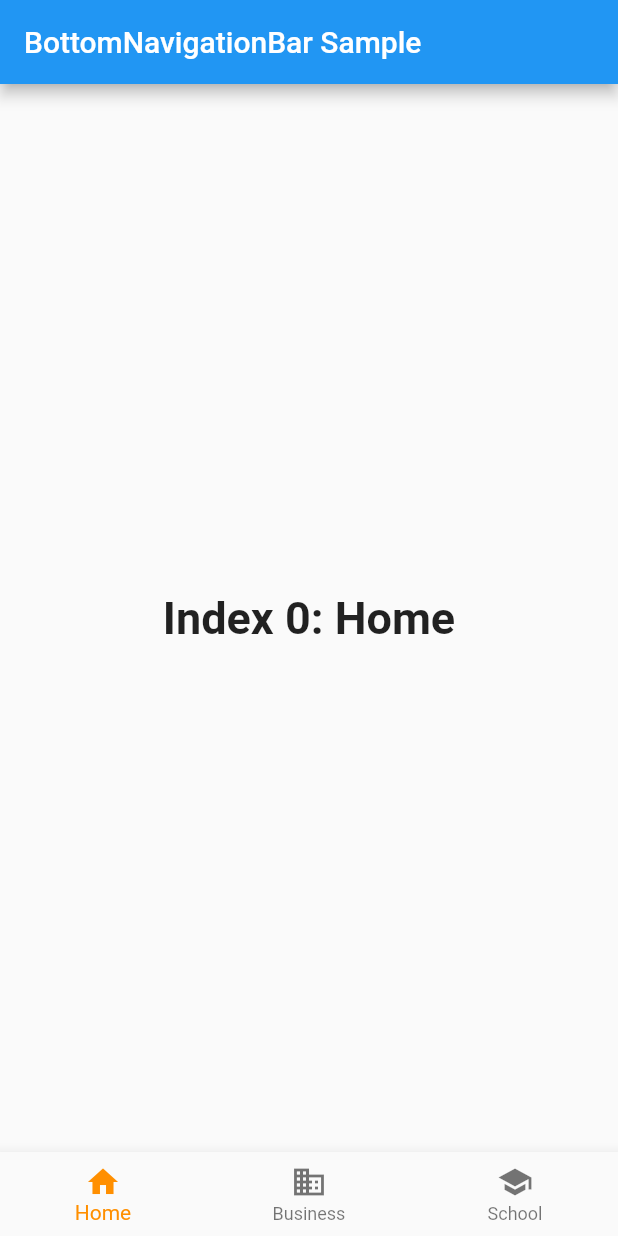
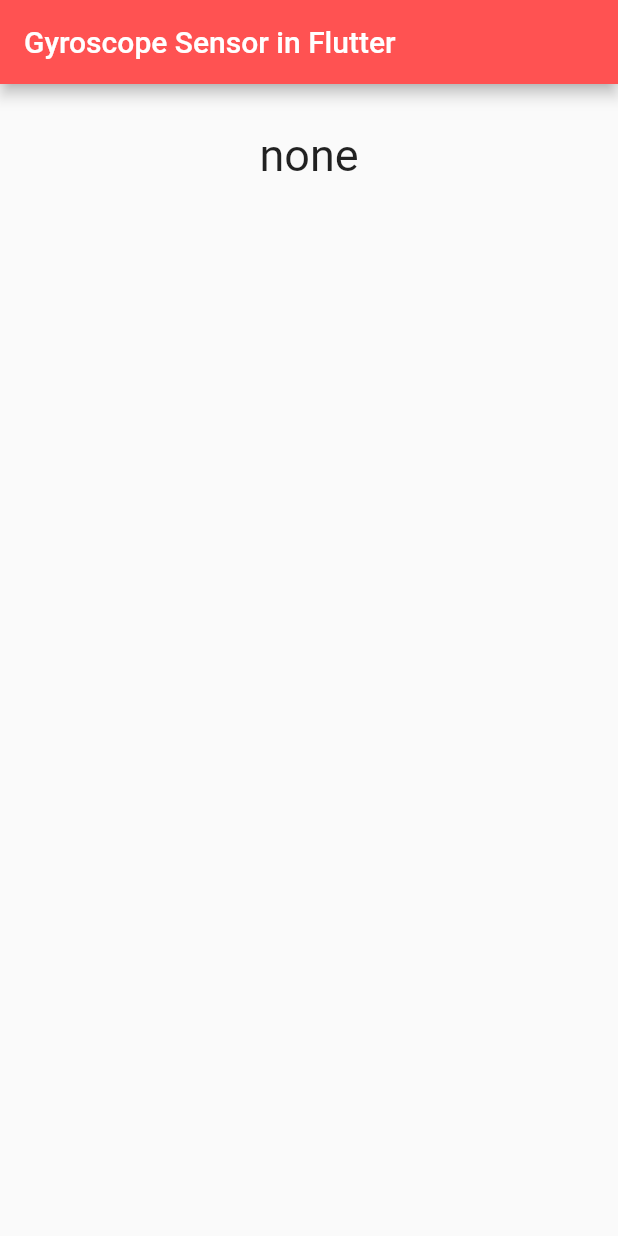
Before and after one commit to AbdelrahmanShahin181/shella, a Flutter app: the screen it shows after launch, on a phone screen of 412 x 824 dp. Run offline on Flutter 3.47's test engine with Material 2 defaults, Android fonts, the light colour scheme and no system bars; our stand-ins replace sensors_plus.

Commit message:
GyroscopeSensorScreen data

```diff
--- a/shella/lib/main.dart
+++ b/shella/lib/main.dart
@@ -1,6 +1,8 @@
 import 'package:flutter/material.dart';
 import 'package:shella/screens/mainScreen.dart';
 import 'package:shella/screens/testScreen.dart';
+
+import 'screens/gyroscopeSensorScreen.dart';
 
 void main() {
   runApp(const MyApp());
@@ -18,7 +20,7 @@
       theme: ThemeData(
         primarySwatch: Colors.blue,
       ),
-      home: const TestScreen(),
+      home: const GyroscopeSensorScreen(),
     );
   }
 }
--- /dev/null
+++ b/shella/lib/screens/gyroscopeSensorScreen.dart
@@ -0,0 +1,59 @@
+// ignore_for_file: prefer_const_constructors, library_private_types_in_public_api, avoid_print, file_names
+
+import 'package:flutter/material.dart';
+import 'package:sensors_plus/sensors_plus.dart';
+
+class GyroscopeSensorScreen extends StatefulWidget {
+  const GyroscopeSensorScreen({Key? key}) : super(key: key);
+
+  @override
+  _GyroscopeSensorScreenState createState() => _GyroscopeSensorScreenState();
+}
+
+class _GyroscopeSensorScreenState extends State<GyroscopeSensorScreen> {
+  double x = 0, y = 0, z = 0;
+  String direction = "none";
+
+  @override
+  void initState() {
+    gyroscopeEvents.listen((GyroscopeEvent event) {
+      print(event);
+
+      x = event.x;
+      y = event.y;
+      z = event.z;
+
+      if (x > 0) {
+        direction = "back";
+      } else if (x < 0) {
+        direction = "forward";
+      } else if (y > 0) {
+        direction = "left";
+      } else if (y < 0) {
+        direction = "right";
+      }
+
+      setState(() {});
+    });
+    super.initState();
+  }
+
+  @override
+  Widget build(BuildContext context) {
+    return Scaffold(
+      appBar: AppBar(
+        title: Text("Gyroscope Sensor in Flutter"),
+        backgroundColor: Colors.redAccent,
+      ),
+      body: Container(
+          alignment: Alignment.center,
+          padding: EdgeInsets.all(30),
+          child: Column(children: [
+            Text(
+              direction,
+              style: TextStyle(fontSize: 30),
+            )
+          ])),
+    );
+  }
+}
--- a/shella/lib/screens/mainScreen.dart
+++ b/shella/lib/screens/mainScreen.dart
@@ -1,4 +1,4 @@
-import 'dart:html';
+// ignore_for_file: library_private_types_in_public_api, sized_box_for_whitespace, sort_child_properties_last, avoid_print, non_constant_identifier_names
 
 import 'package:flutter/material.dart';
 
--- a/shella/pubspec.yaml
+++ b/shella/pubspec.yaml
@@ -32,7 +32,7 @@
   flutter:
     sdk: flutter
 
-
+  sensors_plus: ^1.2.2
   # The following adds the Cupertino Icons font to your application.
   # Use with the CupertinoIcons class for iOS style icons.
   cupertino_icons: ^1.0.2
```
Also changed, not shown: shella/pubspec.lock, 7 other files.
